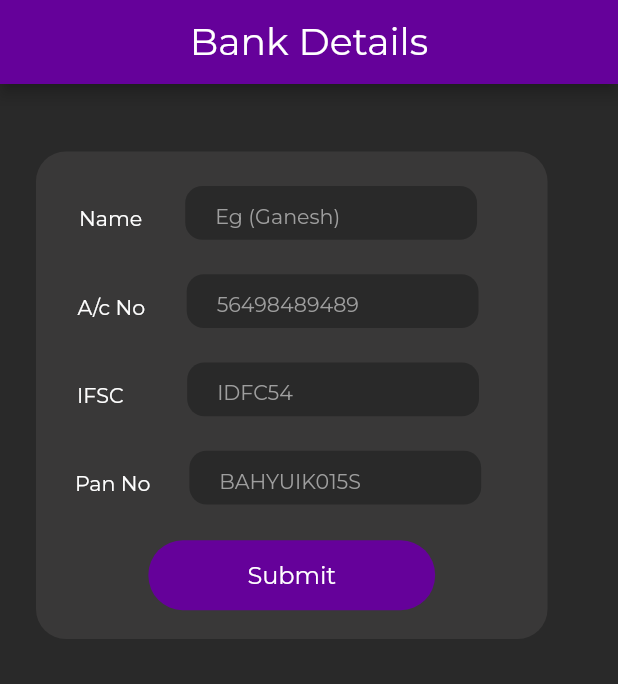
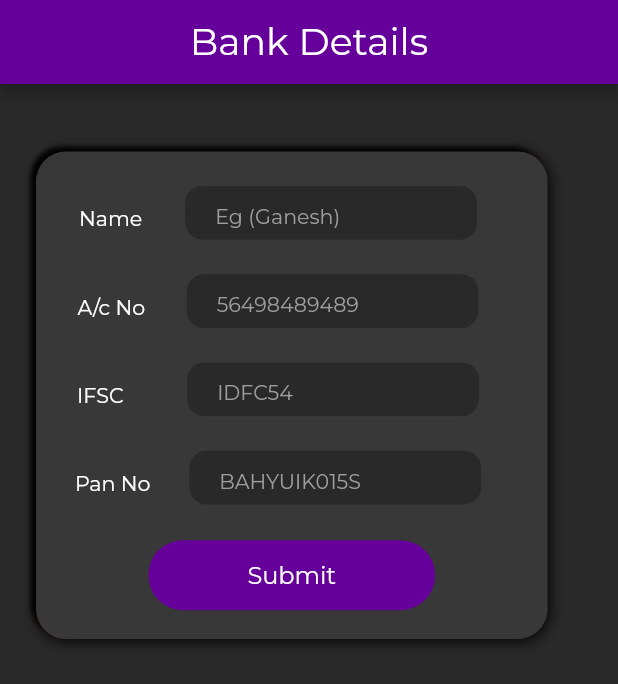
Before and after one commit to maheswarsiva/freezee_app, a Flutter app: the Page5 screen opened directly, on a phone screen of 412 x 824 dp. Shown: the top 684 px of the screen. Run offline on Flutter 3.47's test engine with Material 2 defaults, Android fonts, the phone set to English and light mode, and no system bars; our stand-ins replace flutter_screenutil, google_fonts, salomon_bottom_bar, table_calendar; network calls fail; project files that could hold a hidden picture were left out.

Commit message:
New Page Update

```diff
--- a/lib/Other Screens/page5.dart
+++ b/lib/Other Screens/page5.dart
@@ -38,27 +38,33 @@ class _Page5State extends State<Page5> {
         decoration: BoxDecoration(
           color: Color(0xFF393838),
           borderRadius: BorderRadius.circular(20),
-          boxShadow: const [
+          boxShadow: [
             BoxShadow(
-                color: Color.fromRGBO(31, 31, 31, 0.9),
-                spreadRadius: -25,
-                offset: Offset(5, 5)),
+                color: Color.fromARGB(255, 0, 0, 0),
+                blurRadius: 7.w,
+                offset: Offset(1, 1)),
             BoxShadow(
-                color: Color.fromRGBO(51, 51, 51, 0.9),
-                spreadRadius: -10,
-                offset: Offset(-5, -5)),
+                color: Color(0xff28003),
+                blurRadius: 2.w,
+                offset: Offset(-1, -1)),
             BoxShadow(
-                color: Color.fromRGBO(31, 31, 31, 0.2),
-                spreadRadius: -10,
-                offset: Offset(5, -5)),
+                color: Color.fromARGB(0, 40, 0, 62),
+                blurRadius: 2.w,
+                offset: Offset(3, -3)),
             BoxShadow(
-                color: Color.fromRGBO(31, 31, 31, 0.2),
-                spreadRadius: -10,
-                offset: Offset(-5, 5)),
+                color: Color.fromARGB(0, 40, 0, 62),
+                blurRadius: 2.w,
+                offset: Offset(-3, 3)),
             BoxShadow(
-                color: Color.fromRGBO(31, 31, 31, 0.5),
-                spreadRadius: -2,
-                offset: Offset(-1, -1)),
+                color: Color.fromARGB(255, 1, 1, 1),
+                blurRadius: 2.w,
+                //blurStyle: BlurStyle.inner,
+                offset: Offset(-3, -3)),
+            BoxShadow(
+                color: Color.fromARGB(0, 40, 0, 62),
+                blurRadius: 2.w,
+                //  blurStyle: BlurStyle.inner,
+                offset: Offset(3, 3)),
           ],
         ),
         child: Column(
@@ -84,8 +90,9 @@ class _Page5State extends State<Page5> {
                     width: 170.w,
                     //margin: EdgeInsets.only(top: 32),
                     decoration: BoxDecoration(
-                        borderRadius: BorderRadius.circular(10.w),
-                        color: Color(0xFF292929)),
+                      borderRadius: BorderRadius.circular(10.w),
+                      color: Color(0xFF292929),
+                    ),
                     child: TextFormField(
                       decoration: InputDecoration(
                         contentPadding:
```
Also changed, not shown: lib/Other Screens/page2.dart (+30 -2 lines), lib/Other Screens/page4.dart (+22 -16 lines).
